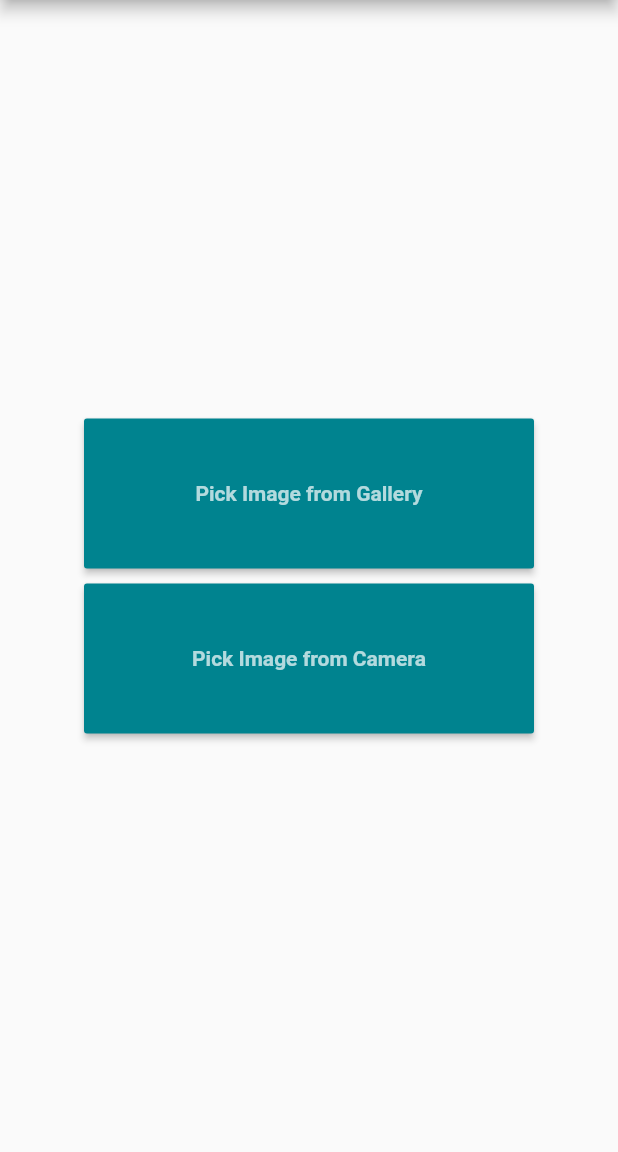
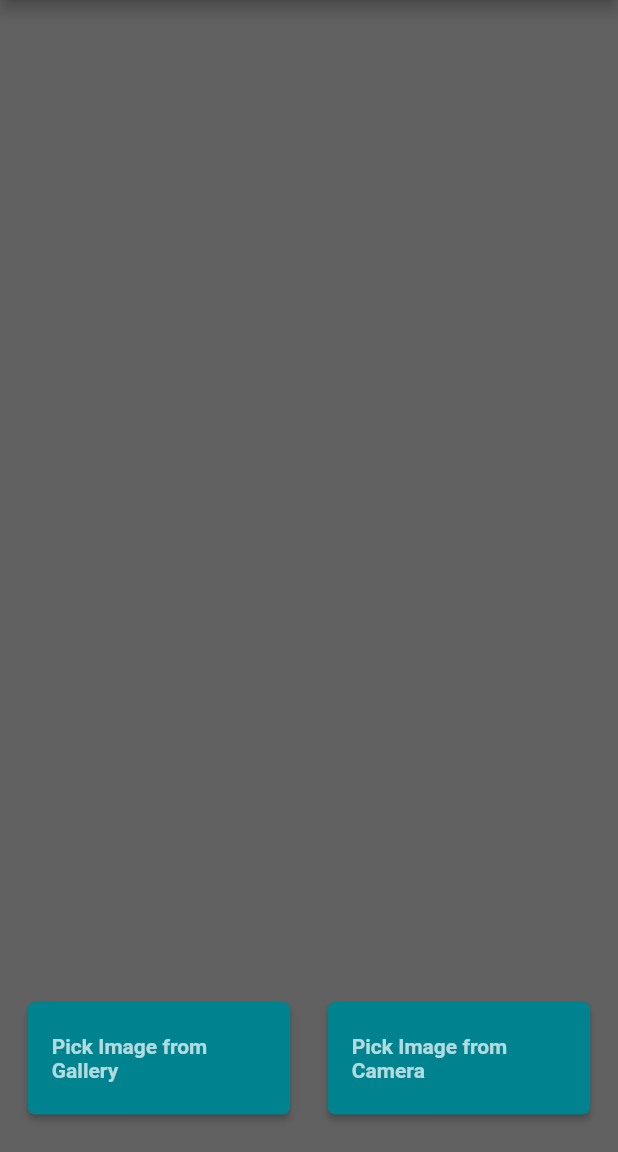
Before and after one commit to bhaveshasasik/color-palette-app, a Flutter app: the screen it shows after launch, on a phone screen of 412 x 824 dp, the part 84-1236 px from its top. Run offline on Flutter 3.47's test engine with Material 2 defaults, Android fonts, the phone set to English and light mode, and no system bars; our stand-ins replace image_picker.

Commit message:
Features: display hex vals on tap; design changes

```diff
--- a/lib/home.dart
+++ b/lib/home.dart
@@ -32,6 +32,7 @@ class _HomePageState extends State<HomePage> {
   @override
   Widget build(BuildContext context) {
     return Scaffold(
+      backgroundColor: Colors.grey.shade700,
       appBar: AppBar(
         title: const Text(
           "Color Palette Pro",
@@ -46,28 +47,40 @@ class _HomePageState extends State<HomePage> {
           ),
         ),
       ),
-      body: Center(
+      body: Align(
+        alignment: Alignment.bottomCenter,
         child: Column(
+          mainAxisSize: MainAxisSize.min,
+          children: [
+            Row(
+              crossAxisAlignment: CrossAxisAlignment.end,
               mainAxisAlignment: MainAxisAlignment.center,
               children: [
                 SizedBox(
-              height: 100,
-              width: 300,
+                  height: 75,
+                  width: 175,
                   child: MaterialButton(
+                    shape: RoundedRectangleBorder(
+                      borderRadius: BorderRadius.circular(5),
+                    ),
                     color: Colors.cyan.shade800,
                     onPressed: _pickImageFromGallery,
                     child: const Text(
                       "Pick Image from Gallery",
                       style: TextStyle(
                           color: Colors.white70, fontWeight: FontWeight.bold),
+
                     ),
                   ),
                 ),
-            const SizedBox(height: 10),
+                const SizedBox(width: 25),
                 SizedBox(
-              height: 100,
-              width: 300,
+                  height: 75,
+                  width: 175,
                   child: MaterialButton(
+                    shape: RoundedRectangleBorder(
+                      borderRadius: BorderRadius.circular(5),
+                    ),
                     color: Colors.cyan.shade800,
                     onPressed: _pickImageFromCamera,
                     child: const Text(
@@ -76,6 +89,12 @@ class _HomePageState extends State<HomePage> {
                           color: Colors.white70, fontWeight: FontWeight.bold),
                     ),
                   ),
+                ),
+              ],
+            ),
+            const SizedBox(
+              width: double.infinity,
+              height: 25,
             ),
           ],
         ),
--- a/lib/palette.dart
+++ b/lib/palette.dart
@@ -1,11 +1,4 @@
-//import 'dart:convert';
 import 'package:flutter/material.dart';
-//import 'package:image_picker/image_picker.dart';
-//import 'dart:io';
-//import 'package:flutter/services.dart';
-//import 'package:http/http.dart' as http;
-//import 'package:camera_gallery_demo/splash.dart';
-//import 'dart:convert';
 
 //palette
 class ColorDisplayPage extends StatelessWidget {
@@ -49,8 +42,11 @@ class ColorDisplayPage extends StatelessWidget {
             shrinkWrap: true,
             crossAxisCount: 3,
             children: List.generate(colors.length, (index) {
-              return Container(
-                color: colors[index],
+              return Tooltip(
+                message: '#${colors[index].value.toRadixString(16).substring(2)}',
+                child: Container(
+                  color: colors[index],
+                ),
               );
             }),
           ),
```
Lines whose indentation alone changed are shown as unchanged.
